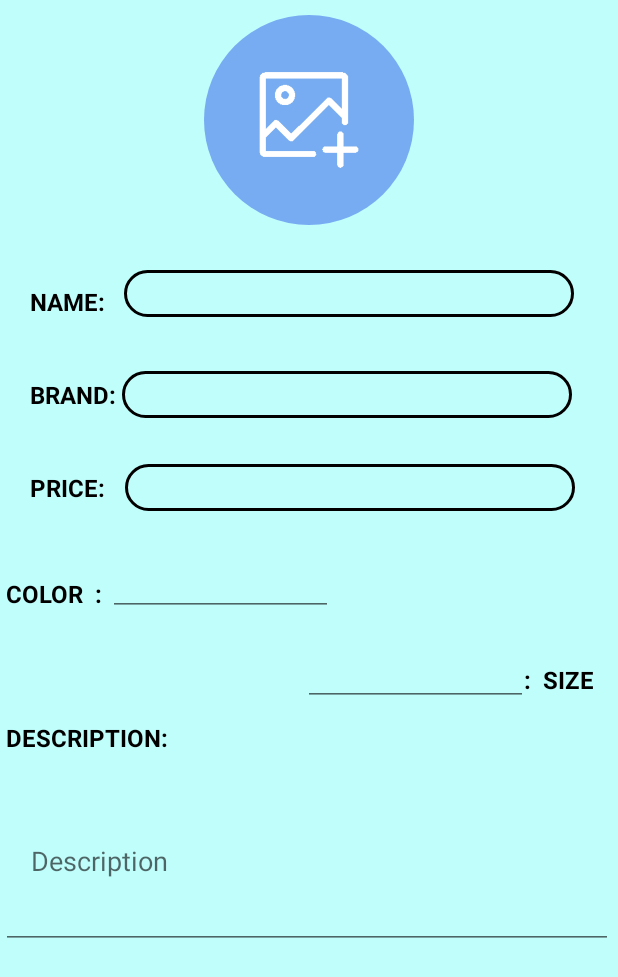
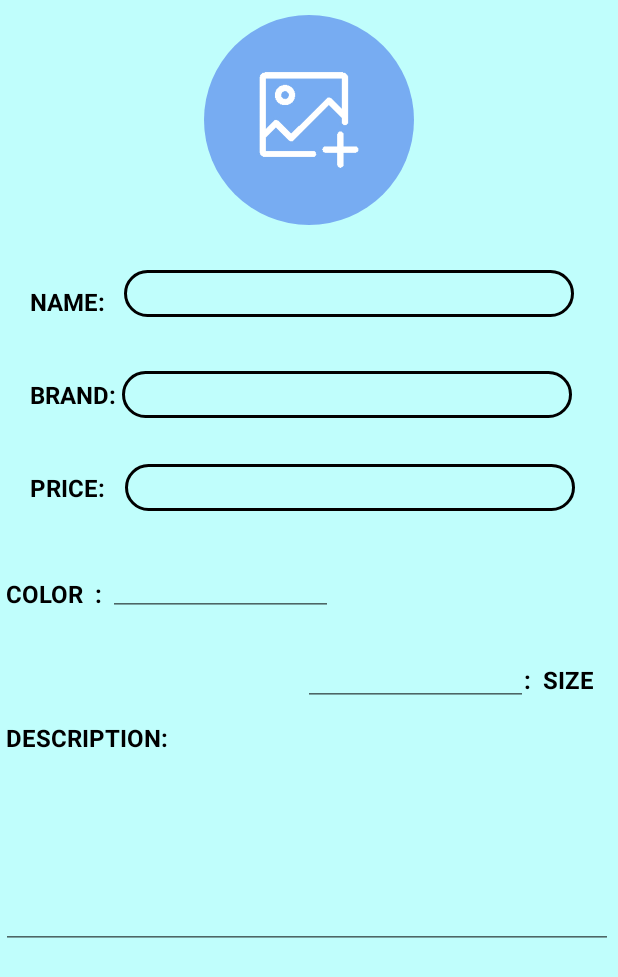
Before and after one commit to WindyFonk/SaboApp, an Android app: the layout dialog_addshoe.xml on its own in the app's theme, with its tools: preview values and no code run, on a phone screen of 412 x 824 dp. Shown: the top 977 px of the screen. Run offline under Robolectric (Android 15) with nearby library versions, the phone set to English and light mode, and no system bars.

Commit message:
edit description

```diff
--- a/app/src/main/res/layout/dialog_addshoe.xml
+++ b/app/src/main/res/layout/dialog_addshoe.xml
@@ -188,8 +188,7 @@
                 android:layout_gravity="center"
                 android:layout_marginEnd="3dp"
                 android:layout_marginBottom="28dp"
-                android:hint="Description"
-                android:paddingLeft="20dp"
+                android:paddingLeft="80dp"
                 android:inputType="textMultiLine"
                 app:layout_constraintBaseline_toTopOf="parent"
                 app:layout_constraintBottom_toBottomOf="parent"
```
